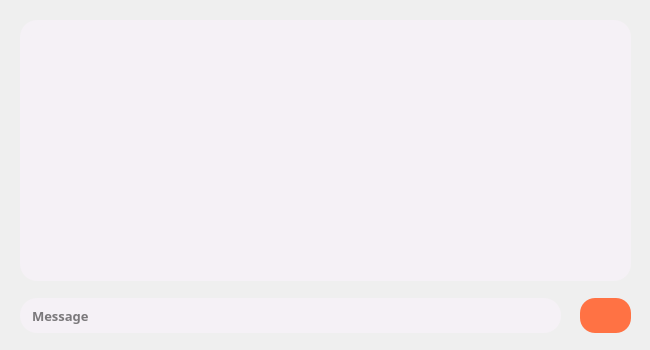
Above: chat.ui from Farah-Torkhani/Smart_Printing_Office_QT before the change. Below: the same form after it.
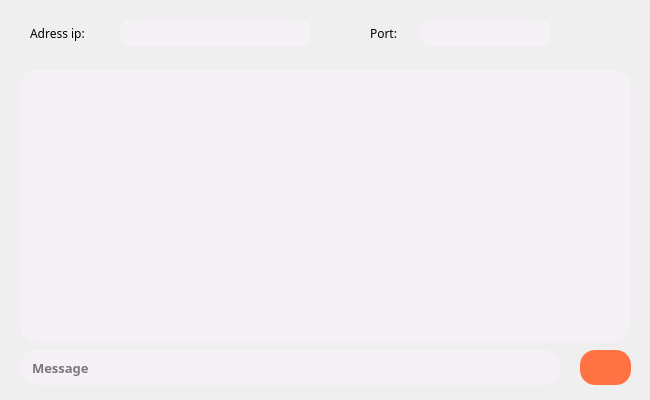
That is the form after the change. Icons and pictures are not drawn.

Commit message: update the chat (with server)

What changed in the file:
```diff
--- a/chat.ui
+++ b/chat.ui
@@ -7,7 +7,7 @@
     <x>0</x>
     <y>0</y>
     <width>650</width>
-    <height>350</height>
+    <height>400</height>
    </rect>
   </property>
   <property name="windowTitle">
@@ -26,7 +26,7 @@
    <property name="geometry">
     <rect>
      <x>580</x>
-     <y>298</y>
+     <y>350</y>
      <width>51</width>
      <height>35</height>
     </rect>
@@ -63,7 +63,7 @@
    <property name="geometry">
     <rect>
      <x>20</x>
-     <y>298</y>
+     <y>350</y>
      <width>541</width>
      <height>35</height>
     </rect>
@@ -87,41 +87,103 @@
     <string>Message</string>
    </property>
   </widget>
-  <widget class="QScrollArea" name="scrollArea">
+  <widget class="QLineEdit" name="adressIp">
+   <property name="geometry">
+    <rect>
+     <x>120</x>
+     <y>20</y>
+     <width>191</width>
+     <height>26</height>
+    </rect>
+   </property>
+   <property name="styleSheet">
+    <string notr="true">background-color: rgb(245, 241, 246);
+border-radius: 10px;
+padding: 5px 10px;
+
+</string>
+   </property>
+  </widget>
+  <widget class="QLabel" name="label">
+   <property name="geometry">
+    <rect>
+     <x>30</x>
+     <y>20</y>
+     <width>81</width>
+     <height>26</height>
+    </rect>
+   </property>
+   <property name="font">
+    <font>
+     <family>Montserrat Medium</family>
+     <pointsize>9</pointsize>
+     <weight>50</weight>
+     <bold>false</bold>
+    </font>
+   </property>
+   <property name="text">
+    <string>Adress ip:</string>
+   </property>
+  </widget>
+  <widget class="QLineEdit" name="port">
+   <property name="geometry">
+    <rect>
+     <x>420</x>
+     <y>20</y>
+     <width>131</width>
+     <height>26</height>
+    </rect>
+   </property>
+   <property name="styleSheet">
+    <string notr="true">background-color: rgb(245, 241, 246);
+border-radius: 10px;
+padding: 5px 10px;
+
+</string>
+   </property>
+  </widget>
+  <widget class="QLabel" name="label_2">
+   <property name="geometry">
+    <rect>
+     <x>370</x>
+     <y>20</y>
+     <width>41</width>
+     <height>26</height>
+    </rect>
+   </property>
+   <property name="font">
+    <font>
+     <family>Montserrat Medium</family>
+     <pointsize>9</pointsize>
+     <weight>50</weight>
+     <bold>false</bold>
+    </font>
+   </property>
+   <property name="text">
+    <string>Port:</string>
+   </property>
+  </widget>
+  <widget class="QTextEdit" name="chatBox">
+   <property name="enabled">
+    <bool>true</bool>
+   </property>
    <property name="geometry">
     <rect>
      <x>20</x>
-     <y>20</y>
+     <y>70</y>
      <width>611</width>
-     <height>261</height>
+     <height>271</height>
     </rect>
    </property>
-   <property name="font">
-    <font>
-     <family>Montserrat SemiBold</family>
-     <weight>75</weight>
-     <bold>true</bold>
-    </font>
-   </property>
    <property name="styleSheet">
     <string notr="true">background-color: rgb(245, 241, 246);
 border-radius: 17px;
 padding: 5px 10px;
-</string>
+border:none;</string>
    </property>
-   <property name="widgetResizable">
+   <property name="readOnly">
     <bool>true</bool>
    </property>
-   <widget class="QWidget" name="scrollAreaContents">
-    <property name="geometry">
-     <rect>
-      <x>0</x>
-      <y>0</y>
-      <width>591</width>
-      <height>241</height>
-     </rect>
-    </property>
-   </widget>
   </widget>
  </widget>
  <resources>
```
Left out of the diff: 2 changed lines with no effect on the pictures. The commit also changes 11 other files.
